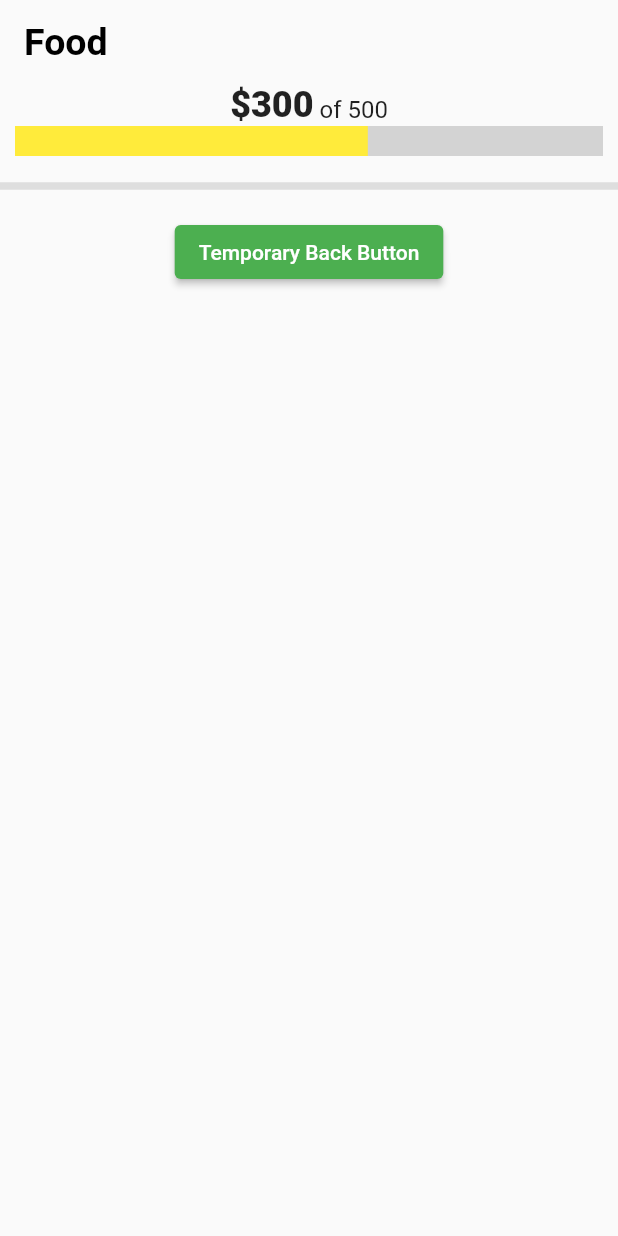
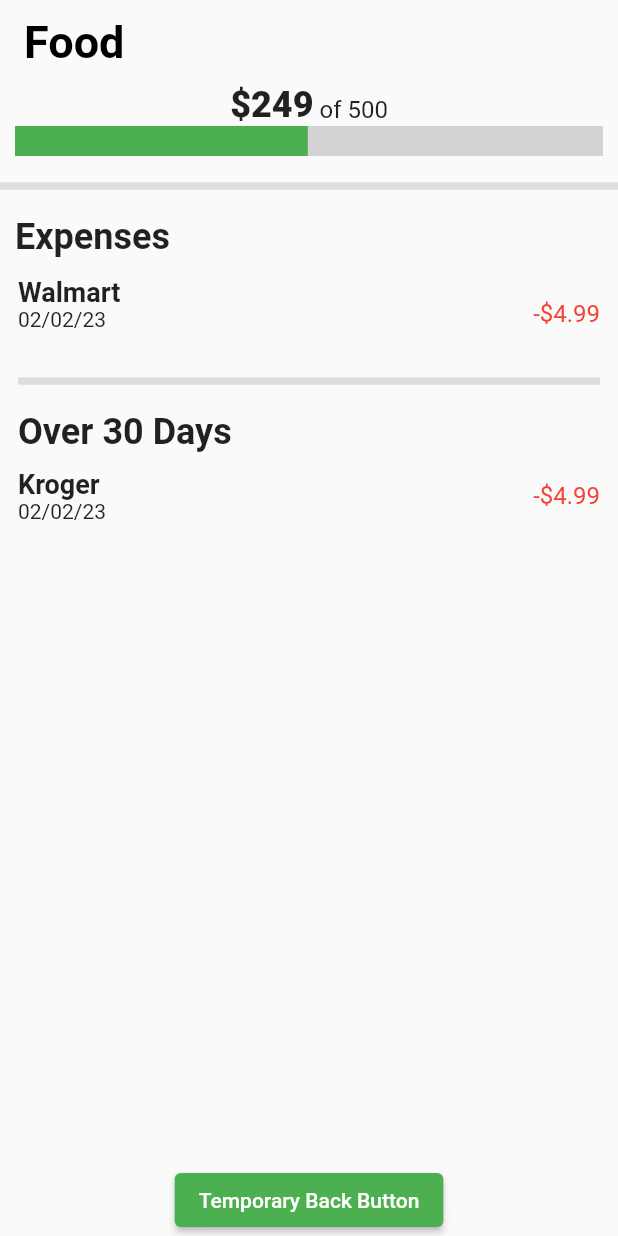
Before and after one commit to WSU-4110/budgie, a Flutter app: the screen it shows after launch, after a tap on "Food", on a phone screen of 412 x 824 dp. Run offline on Flutter 3.47's test engine with Material 2 defaults, Android fonts, the phone set to English and light mode, and no system bars; drawn by our look-alikes of percent_indicator; our stand-ins replace firebase_core; accounts and stored records are empty; generated files the repository leaves out were written again.

Commit message:
decoupling expenses page for readability and future inheritance

```diff
--- a/lib/BudgetCategories/budgetCategoryPrice.dart
+++ b/lib/BudgetCategories/budgetCategoryPrice.dart
@@ -2,7 +2,7 @@ import 'package:flutter/material.dart';
 
 
 String category = 'Food';
-String progressAmt = '300';
+String progressAmt = '249';
 String totalProgress = '500';
 
 // Calculates LinearPercentIndicator.percent
--- a/lib/BudgetCategories/expensesPage.dart
+++ /dev/null
@@ -1,66 +0,0 @@
-import 'package:flutter/cupertino.dart';
-import 'package:flutter/material.dart';
-import 'package:percent_indicator/linear_percent_indicator.dart';
-import 'package:budgie/BudgetCategories/budgetCategoryPrice.dart';
-
-class ExpensesPage extends StatelessWidget {
-  @override
-  Widget build(BuildContext context) {
-    return MaterialApp(
-      title: "route",
-      home: Scaffold(
-          extendBodyBehindAppBar: false,
-          appBar: AppBar(
-            elevation: 0,
-            backgroundColor: Color.fromARGB(0, 0, 0, 0),
-            centerTitle: false,
-            title: const Text(
-              'Food',
-              style: TextStyle(
-                  fontSize: 25,
-                  fontWeight: FontWeight.bold,
-                  color: Color.fromARGB(255, 0, 0, 0)),
-            ),
-          ),
-          body: Container(
-              child: Column(
-                  mainAxisSize: MainAxisSize.min,
-                  mainAxisAlignment: MainAxisAlignment.start,
-                  children: [
-                Row(
-                  mainAxisAlignment: MainAxisAlignment.center,
-                  crossAxisAlignment: CrossAxisAlignment.baseline,
-                  textBaseline: TextBaseline.alphabetic,
-                  children: [
-                    Text('\$$progressAmt',
-                        style: const TextStyle(
-                            fontWeight: FontWeight.w800, fontSize: 24)),
-                    Text(' of $totalProgress',
-                        style: const TextStyle(fontSize: 16)),
-                  ],
-                ),
-                LinearPercentIndicator(
-                  animateFromLastPercent: true,
-                  lineHeight: 20,
-                  percent: percentHelper(progressAmt, totalProgress),
-                  progressColor: dynamicColor(progressAmt, totalProgress),
-                  backgroundColor: const Color.fromRGBO(211, 211, 211, 1),
-                ),
-                const Divider(
-                  height: 40,
-                  thickness: 5,
-                  indent: 0,
-                  endIndent: 0,
-                  color: Color.fromARGB(255, 222, 222, 222),
-                ),
-                ElevatedButton(
-                    child: Text("Temporary Back Button"),
-                    onPressed: () {
-                      Navigator.pop(context);
-                    },
-                    style: ElevatedButton.styleFrom(
-                        primary: Colors.green)), // RaisedButton
-              ]))),
-    );
-  }
-}
--- a/lib/BudgetCategories/horProgressBar.dart
+++ b/lib/BudgetCategories/horProgressBar.dart
@@ -1,10 +1,7 @@
 import 'package:flutter/material.dart';
 import 'package:percent_indicator/linear_percent_indicator.dart';
-import 'package:budgie/BudgetCategories/expensesPage.dart';
+import 'package:budgie/ExpensesPage/expensesPage.dart';
 import 'package:budgie/BudgetCategories/budgetCategoryPrice.dart';
-
-
-
 
 class HorProgressBar extends StatefulWidget {
   const HorProgressBar({Key? key}) : super(key: key);
@@ -53,7 +50,8 @@ class _HorProgressBar extends State<HorProgressBar> {
                         Text('\$$progressAmt',
                             style:
                                 const TextStyle(fontWeight: FontWeight.w800)),
-                        Text(' of $totalProgress'),
+                        Text(' of $totalProgress',
+                            style: const TextStyle(color: Colors.black87)),
                       ],
                     )),
               )
--- /dev/null
+++ b/lib/ExpensesPage/expensesContainer.dart
@@ -0,0 +1,36 @@
+import 'package:flutter/material.dart';
+import 'package:percent_indicator/linear_percent_indicator.dart';
+import 'package:budgie/ExpensesPage/expensesPageClass.dart';
+
+class ExpensesContainer extends StatefulWidget {
+  const ExpensesContainer({Key? key}) : super(key: key);
+
+  @override
+  _ExpensesContainer createState() => _ExpensesContainer();
+}
+
+class _ExpensesContainer extends State<ExpensesContainer> {
+  @override
+  Widget build(BuildContext context) {
+    return MaterialApp(
+      title: 'Expense Widget',
+      home: Scaffold(
+        body: Row(
+          mainAxisAlignment: MainAxisAlignment.spaceBetween,
+          children: [
+            Column(crossAxisAlignment: CrossAxisAlignment.start, children: [
+              Text(expenseName,
+                  style: const TextStyle(fontWeight: FontWeight.bold, fontSize: 18)),
+              Text(
+                expenseDate,
+                style: const TextStyle(color: Colors.black87),
+              )
+            ]),
+            Text('-\$$expensePrice',
+                style: const TextStyle(color: Colors.red, fontSize: 16))
+          ],
+        ),
+      ),
+    );
+  }
+}
--- /dev/null
+++ b/lib/ExpensesPage/expensesPage.dart
@@ -0,0 +1,124 @@
+import 'package:flutter/cupertino.dart';
+import 'package:flutter/material.dart';
+import 'package:percent_indicator/linear_percent_indicator.dart';
+import 'package:budgie/BudgetCategories/budgetCategoryPrice.dart';
+import 'package:budgie/ExpensesPage/expensesContainer.dart';
+
+class ExpensesPage extends StatelessWidget {
+  @override
+  Widget build(BuildContext context) {
+    return MaterialApp(
+      title: 'route',
+      home: Scaffold(
+          extendBodyBehindAppBar: false,
+          appBar: AppBar(
+            elevation: 0,
+            backgroundColor: Color.fromARGB(0, 0, 0, 0),
+            centerTitle: false,
+            title: const Text(
+              'Food',
+              style: TextStyle(
+                  fontSize: 30,
+                  fontWeight: FontWeight.bold,
+                  color: Color.fromARGB(255, 0, 0, 0)),
+            ),
+          ),
+          body: Column(
+              mainAxisSize: MainAxisSize.min,
+              mainAxisAlignment: MainAxisAlignment.start,
+              children: [
+                Row(
+                  mainAxisAlignment: MainAxisAlignment.center,
+                  crossAxisAlignment: CrossAxisAlignment.baseline,
+                  textBaseline: TextBaseline.alphabetic,
+                  children: [
+                    Text('\$$progressAmt',
+                        style: const TextStyle(
+                            fontWeight: FontWeight.w800, fontSize: 24)),
+                    Text(' of $totalProgress',
+                        style: const TextStyle(
+                            fontSize: 16, color: Colors.black87)),
+                  ],
+                ),
+                LinearPercentIndicator(
+                  animateFromLastPercent: true,
+                  lineHeight: 20,
+                  percent: percentHelper(progressAmt, totalProgress),
+                  progressColor: dynamicColor(progressAmt, totalProgress),
+                  backgroundColor: const Color.fromRGBO(211, 211, 211, 1),
+                ),
+                const Divider(
+                  height: 40,
+                  thickness: 5,
+                  indent: 0,
+                  endIndent: 0,
+                  color: Color.fromARGB(255, 222, 222, 222),
+                ),
+                Container(
+                  padding: const EdgeInsets.only(left: 10),
+                  child: const Align(
+                    alignment: AlignmentDirectional.centerStart,
+                    child: Text(
+                      'Expenses',
+                      style:
+                          TextStyle(fontWeight: FontWeight.bold, fontSize: 24),
+                    ),
+                  ),
+                ),
+                Expanded(
+                    child: Padding(
+                        padding: const EdgeInsets.all(12.0),
+                        child: ListView(children: [
+                          // ExpensesContainer(),
+                           SizedBox(height: 50, child: Center(child: ExpensesContainer())),
+                          const Divider(
+                            height: 40,
+                            thickness: 5,
+                            indent: 0,
+                            endIndent: 0,
+                            color: Color.fromARGB(255, 222, 222, 222),
+                          ),
+                          Container(
+                            padding: const EdgeInsets.only(bottom: 10),
+                            child: const Align(
+                              alignment: AlignmentDirectional.centerStart,
+                              child: Text(
+                                'Over 30 Days',
+                                style: TextStyle(
+                                    fontWeight: FontWeight.bold, fontSize: 24),
+                              ),
+                            ),
+                          ),
+                          Row(
+                            mainAxisAlignment: MainAxisAlignment.spaceBetween,
+                            children: [
+                              Column(
+                                  crossAxisAlignment: CrossAxisAlignment.start,
+                                  children: const [
+                                    Text('Kroger',
+                                        style: TextStyle(
+                                            fontWeight: FontWeight.bold,
+                                            fontSize: 18)),
+                                    Text(
+                                      '02/02/23',
+                                      style: TextStyle(color: Colors.black87),
+                                    )
+                                  ]),
+                              const Text('-\$4.99',
+                                  style: TextStyle(
+                                      color: Colors.red, fontSize: 16))
+                            ],
+                          ),
+                        ]))),
+                ElevatedButton(
+                  onPressed: () {
+                    Navigator.pop(context);
+                  },
+                  style:
+                      ElevatedButton.styleFrom(backgroundColor: Colors.green),
+                  child: const Text("Temporary Back Button"),
+                ), // RaisedButton
+              ])),
+    );
+  }
+}
--- /dev/null
+++ b/lib/ExpensesPage/expensesPageClass.dart
@@ -0,0 +1,3 @@
+String expenseName = 'Walmart';
+String expenseDate = '02/02/23';
+double expensePrice = 4.99;
```
Also changed, not shown: 1 other file.
